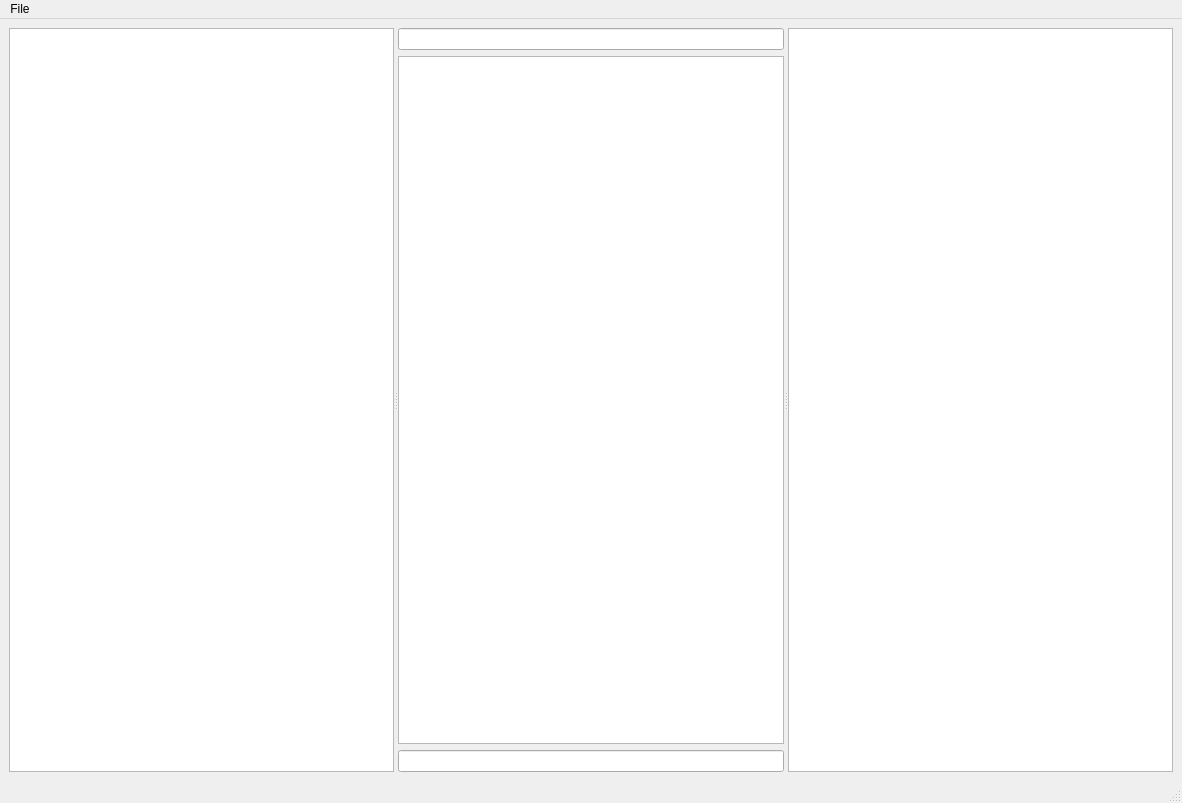
This is ui_forms/client.ui in 0x17de/HarpoonClient as Qt 5 draws it before an edit. The edited form follows.
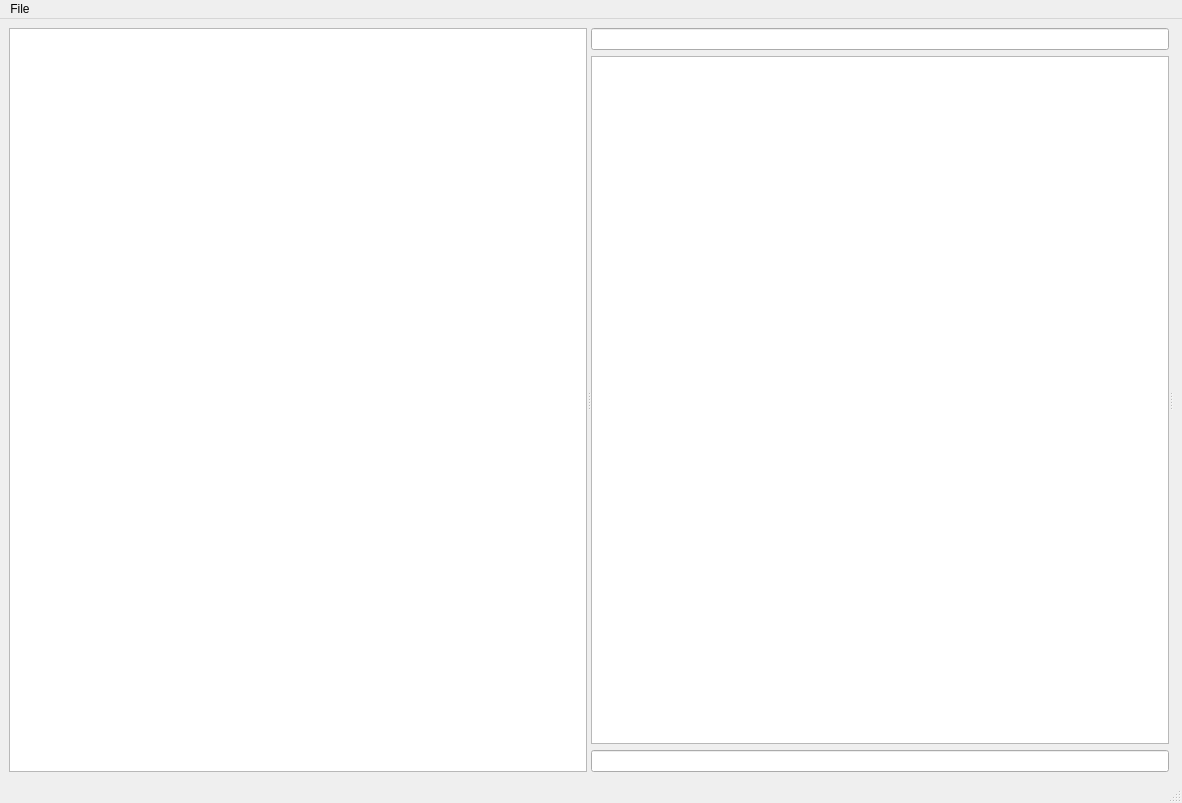
This is the edited form.

Commit message: userlists separate views, not only model; reworking signals; WIP

```diff
--- a/ui_forms/client.ui
+++ b/ui_forms/client.ui
@@ -35,8 +35,26 @@
         </item>
         <item>
          <widget class="QTableView" name="chat">
+          <property name="selectionBehavior">
+           <enum>QAbstractItemView::SelectItems</enum>
+          </property>
+          <property name="verticalScrollMode">
+           <enum>QAbstractItemView::ScrollPerPixel</enum>
+          </property>
+          <property name="horizontalScrollMode">
+           <enum>QAbstractItemView::ScrollPerPixel</enum>
+          </property>
+          <property name="showGrid">
+           <bool>false</bool>
+          </property>
+          <property name="gridStyle">
+           <enum>Qt::NoPen</enum>
+          </property>
           <property name="sortingEnabled">
-           <bool>true</bool>
+           <bool>false</bool>
+          </property>
+          <property name="cornerButtonEnabled">
+           <bool>false</bool>
           </property>
           <attribute name="horizontalHeaderCascadingSectionResizes">
            <bool>false</bool>
@@ -66,9 +84,9 @@
         </item>
        </layout>
       </widget>
-      <widget class="QTreeView" name="users">
-       <property name="headerHidden">
-        <bool>true</bool>
+      <widget class="QStackedWidget" name="userViews">
+       <property name="currentIndex">
+        <number>-1</number>
        </property>
       </widget>
      </widget>
```
The commit also changes 8 other files.
